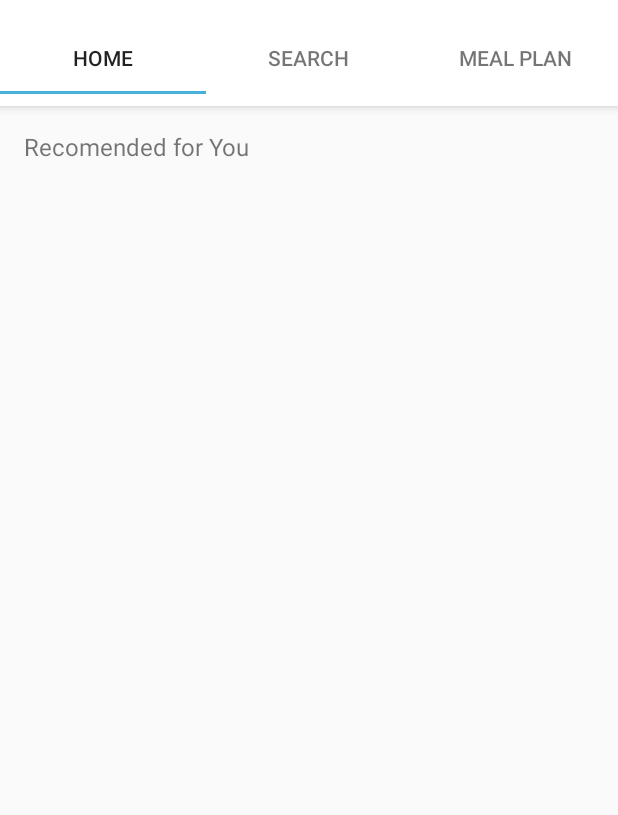
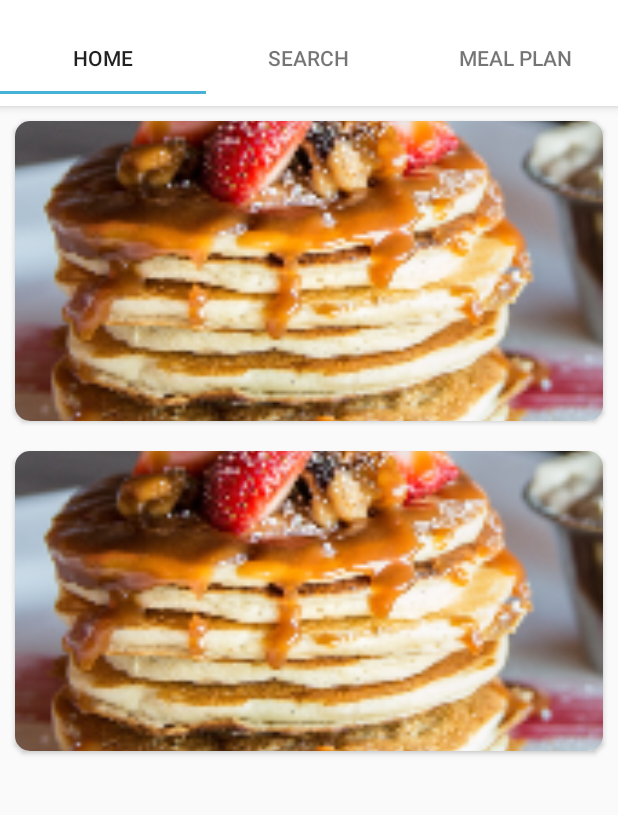
Before and after one commit to alifmufthi91/PKMCooking, an Android app: the screen it shows after launch (MainActivity), on a phone screen of 412 x 824 dp, the part 62-877 px from its top. Run offline under Robolectric (Android 15) with nearby library versions, the phone set to English and light mode, and no system bars; our stand-ins replace ButterKnife.

Commit message:
rapih rapih java class
Signed-off-by: pradprat <pradikafp14@gmail.com>

```diff
--- a/app/src/main/java/com/example/kienz/cooqueen/ui/MainActivity.java
+++ b/app/src/main/java/com/example/kienz/cooqueen/ui/MainActivity.java
@@ -33,7 +33,6 @@ public class MainActivity extends AppCompatActivity implements tab1.OnFragmentIn
     protected void onCreate(Bundle savedInstanceState) {
         super.onCreate(savedInstanceState);
         init();
-
 
 //        ================================
         getRecipes("flour", "chicken");
--- a/app/src/main/res/layout/fragment_tab1.xml
+++ b/app/src/main/res/layout/fragment_tab1.xml
@@ -11,28 +11,55 @@
         android:layout_width="match_parent"
         android:layout_height="match_parent">
 
-        <LinearLayout
+
+        <android.support.v7.widget.LinearLayoutCompat
             android:layout_width="match_parent"
             android:layout_height="wrap_content"
             android:orientation="vertical">
 
-            <TextView
-                android:id="@+id/textView3"
+            <android.support.v7.widget.CardView
+                android:id="@+id/cv"
                 android:layout_width="match_parent"
-                android:layout_height="wrap_content"
-                android:layout_marginTop="16dp"
-                android:layout_marginLeft="16dp"
-                android:text="Recomended for You"
-                android:textSize="16dp" />
+                android:layout_height="200dp"
+                android:layout_margin="10dp"
+                android:layout_gravity="center"
+                app:cardCornerRadius="@dimen/card_corner_radius">
+                <LinearLayout
+                    android:layout_width="match_parent"
+                    android:layout_height="match_parent"
+                    android:background="@drawable/shape_bg_white_rounded_rect"
+                    android:orientation="vertical">
+                    <ImageView
+                        android:id="@+id/iv"
+                        android:layout_width="match_parent"
+                        android:layout_height="match_parent"
+                        android:scaleType="centerCrop"
+                        android:src="@mipmap/img_panck" />
+                </LinearLayout>
+            </android.support.v7.widget.CardView>
 
-            <android.support.v7.widget.RecyclerView
+            <android.support.v7.widget.CardView
+                android:id="@+id/cv2"
                 android:layout_width="match_parent"
-                android:layout_height="match_parent"
-                android:id="@+id/recyclerView"
-                android:layout_alignParentTop="true"
-                android:layout_alignParentLeft="true"
-                android:layout_alignParentStart="true"/>
-        </LinearLayout>
+                android:layout_height="200dp"
+                android:layout_margin="10dp"
+                android:layout_gravity="center"
+                app:cardCornerRadius="@dimen/card_corner_radius">
+                <LinearLayout
+                    android:layout_width="match_parent"
+                    android:layout_height="match_parent"
+                    android:background="@drawable/shape_bg_white_rounded_rect"
+                    android:orientation="vertical">
+                    <ImageView
+                        android:id="@+id/iv2"
+                        android:layout_width="match_parent"
+                        android:layout_height="match_parent"
+                        android:scaleType="centerCrop"
+                        android:src="@mipmap/img_panck" />
+                </LinearLayout>
+            </android.support.v7.widget.CardView>
+
+        </android.support.v7.widget.LinearLayoutCompat>
 
 
 
```
